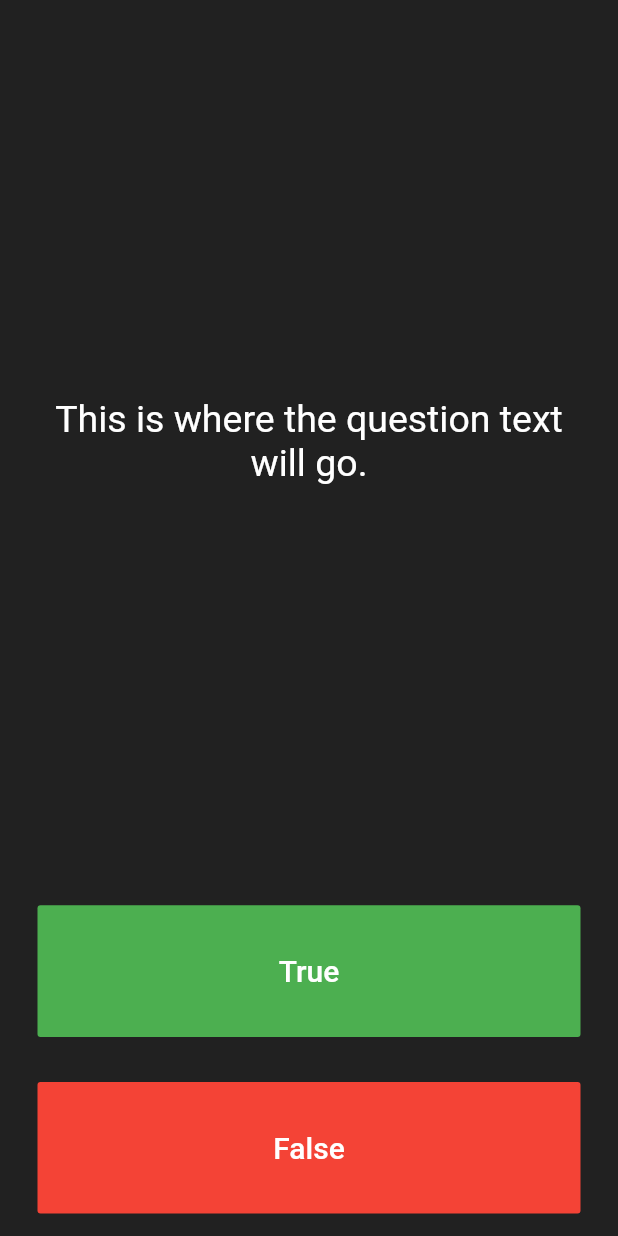
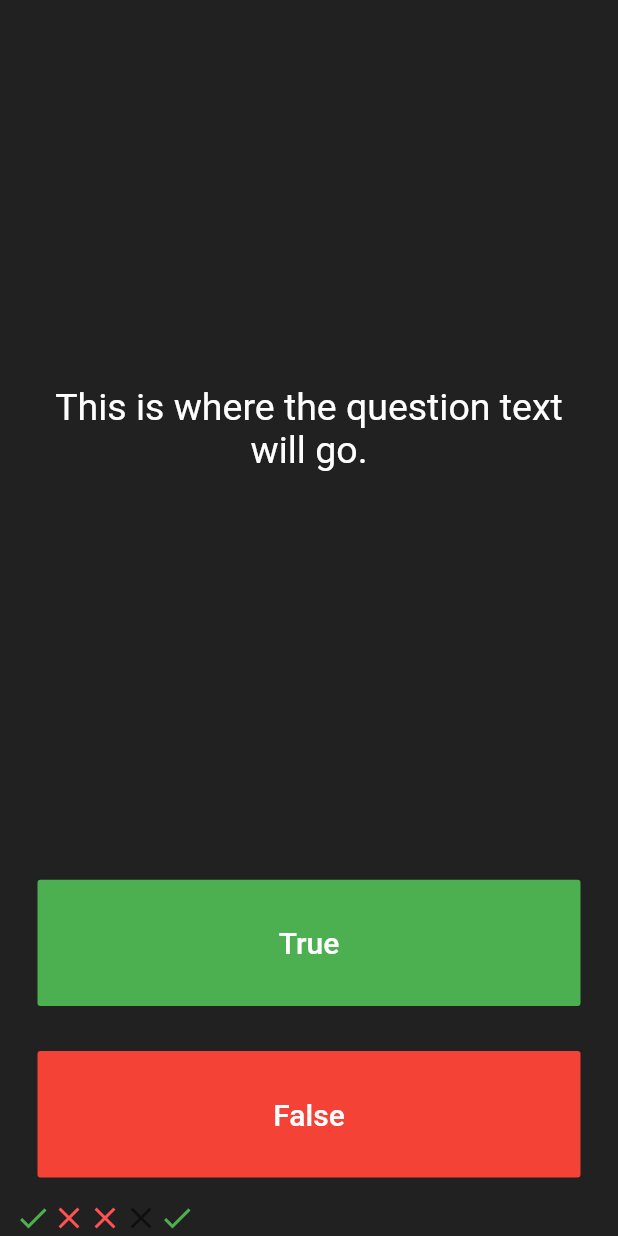
Before and after one commit to owengiri20/flutter_quiz, a Flutter app: the screen it shows after launch, after a tap on "True", on a phone screen of 412 x 824 dp. Run offline on Flutter 3.47's test engine with Material 2 defaults, Android fonts, the phone set to English and light mode, and no system bars.

Commit message:
add to list

```diff
--- a/lib/main.dart
+++ b/lib/main.dart
@@ -25,10 +25,28 @@ class QuizPage extends StatefulWidget {
 }
 
 class _QuizPageState extends State<QuizPage> {
+  List scoreKeeper = <Icon>[
+    Icon(
+      Icons.check,
+      color: Colors.green,
+    ),
+    Icon(
+      Icons.close,
+      color: Colors.redAccent,
+    ),
+    Icon(
+      Icons.close,
+      color: Colors.redAccent,
+    ),
+    Icon(
+      Icons.close,
+      color: Colors.black54,
+    )
+  ];
   @override
   Widget build(BuildContext context) {
     return Column(
-      mainAxisAlignment: MainAxisAlignment.spaceBetween,
+      mainAxisAlignment: MainAxisAlignment.center,
       crossAxisAlignment: CrossAxisAlignment.stretch,
       children: <Widget>[
         Expanded(
@@ -62,6 +80,12 @@ class _QuizPageState extends State<QuizPage> {
               ),
               onPressed: () {
                 //The user picked true.
+                setState(() {
+                  scoreKeeper.add(Icon(
+                    Icons.check,
+                    color: Colors.green,
+                  ));
+                });
               },
             ),
           ),
@@ -84,7 +108,9 @@ class _QuizPageState extends State<QuizPage> {
             ),
           ),
         ),
-        //TODO: Add a Row here as your score keeper
+        Row(
+          children: scoreKeeper,
+        )
       ],
     );
   }
```
Also changed, not shown: 1 other file.
